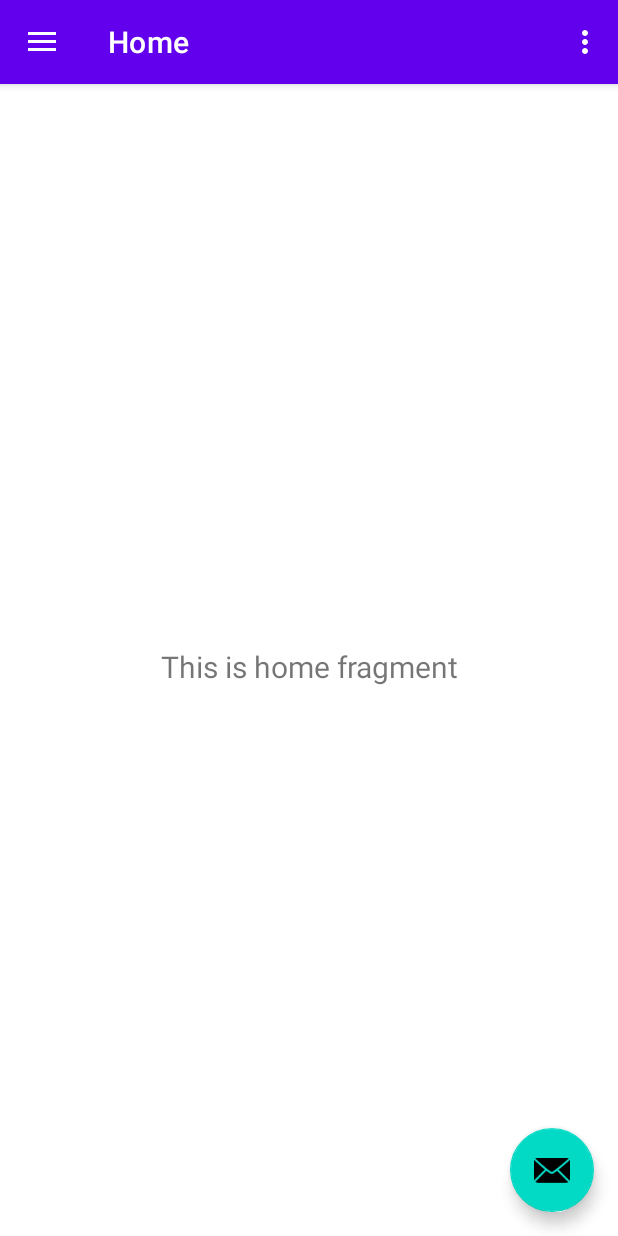
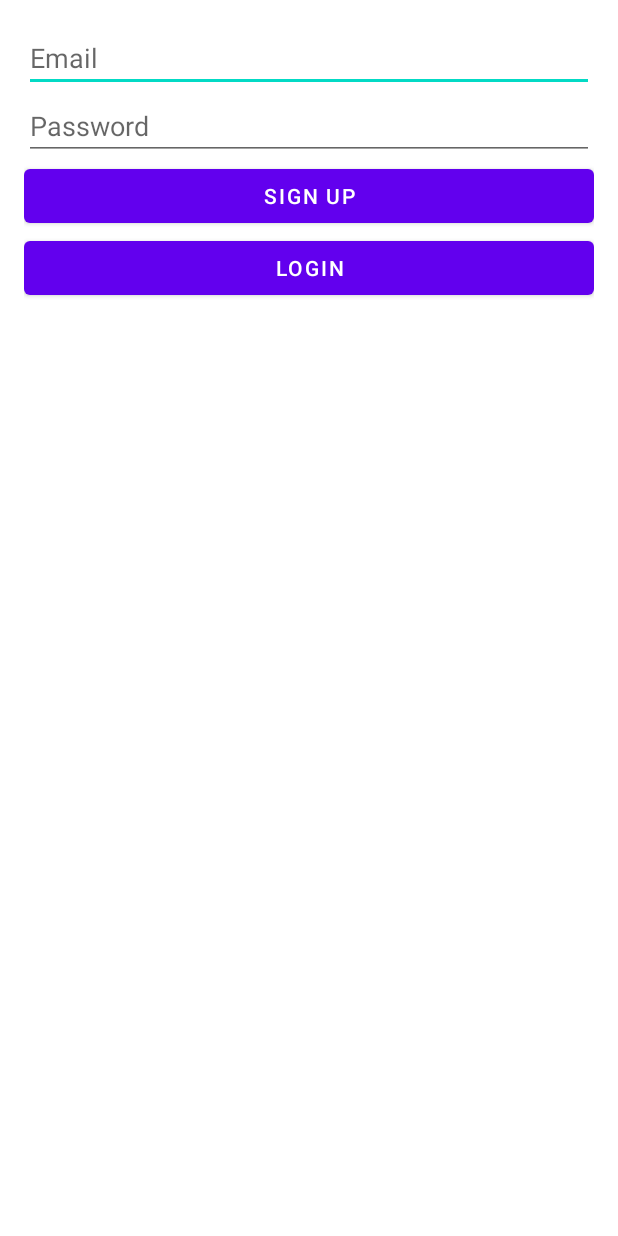
Before and after one commit to chisroxana31/HabitBurtsApp, an Android app: the screen it shows after launch (MainActivity), on a phone screen of 412 x 824 dp. Run offline under Robolectric (Android 15) with nearby library versions, the light colour scheme and no system bars; our stand-ins replace Firebase (no records; nobody signed in at launch, a user with empty details on screens opened directly).

Commit message:
Login and Signup setup

```diff
--- a/app/src/main/java/com/example/habitburtsapp/MainActivity.java
+++ b/app/src/main/java/com/example/habitburtsapp/MainActivity.java
@@ -1,66 +1,70 @@
 package com.example.habitburtsapp;
 
 import android.os.Bundle;
-import android.view.View;
-import android.view.Menu;
+import android.widget.Button;
+import android.widget.EditText;
+import android.widget.Toast;
+import androidx.appcompat.app.AppCompatActivity;
+import com.google.firebase.auth.FirebaseAuth;
+import com.google.firebase.auth.FirebaseUser;
 
-import com.google.android.material.snackbar.Snackbar;
-import com.google.android.material.navigation.NavigationView;
-
-import androidx.navigation.NavController;
-import androidx.navigation.Navigation;
-import androidx.navigation.ui.AppBarConfiguration;
-import androidx.navigation.ui.NavigationUI;
-import androidx.drawerlayout.widget.DrawerLayout;
-import androidx.appcompat.app.AppCompatActivity;
-
-import com.example.habitburtsapp.databinding.ActivityMainBinding;
+import java.util.Objects;
 
 public class MainActivity extends AppCompatActivity {
-
-    private AppBarConfiguration mAppBarConfiguration;
-    private ActivityMainBinding binding;
+    private FirebaseAuth auth;
 
     @Override
     protected void onCreate(Bundle savedInstanceState) {
         super.onCreate(savedInstanceState);
+        setContentView(R.layout.activity_main);
 
-        binding = ActivityMainBinding.inflate(getLayoutInflater());
-        setContentView(binding.getRoot());
+        // Initialize Firebase Auth
+        auth = FirebaseAuth.getInstance();
+        // Connect UI components to Java variables
+        EditText emailField = findViewById(R.id.emailField);
+        EditText passwordField = findViewById(R.id.passwordField);
+        Button signUpButton = findViewById(R.id.signUpButton);
+        Button loginButton = findViewById(R.id.loginButton);
 
-        setSupportActionBar(binding.appBarMain.toolbar);
-        binding.appBarMain.fab.setOnClickListener(new View.OnClickListener() {
-            @Override
-            public void onClick(View view) {
-                Snackbar.make(view, "Replace with your own action", Snackbar.LENGTH_LONG)
-                        .setAction("Action", null)
-                        .setAnchorView(R.id.fab).show();
-            }
-        });
-        DrawerLayout drawer = binding.drawerLayout;
-        NavigationView navigationView = binding.navView;
-        // Passing each menu ID as a set of Ids because each
-        // menu should be considered as top level destinations.
-        mAppBarConfiguration = new AppBarConfiguration.Builder(
-                R.id.nav_home, R.id.nav_gallery, R.id.nav_slideshow)
-                .setOpenableLayout(drawer)
-                .build();
-        NavController navController = Navigation.findNavController(this, R.id.nav_host_fragment_content_main);
-        NavigationUI.setupActionBarWithNavController(this, navController, mAppBarConfiguration);
-        NavigationUI.setupWithNavController(navigationView, navController);
+        // Set click listeners for the buttons
+        signUpButton.setOnClickListener(v -> createUser(emailField.getText().toString(), passwordField.getText().toString()));
+        loginButton.setOnClickListener(v -> loginUser(emailField.getText().toString(), passwordField.getText().toString()));
+
     }
 
-    @Override
-    public boolean onCreateOptionsMenu(Menu menu) {
-        // Inflate the menu; this adds items to the action bar if it is present.
-        getMenuInflater().inflate(R.menu.main, menu);
-        return true;
+    private void createUser(String email, String password) {
+        auth.createUserWithEmailAndPassword(email, password)
+                .addOnCompleteListener(this, task -> {
+                    if (task.isSuccessful()) {
+                        // Sign-up success
+                        FirebaseUser user = auth.getCurrentUser();
+                        assert user != null;
+                        Toast.makeText(MainActivity.this, "User created: " + user.getEmail(), Toast.LENGTH_SHORT).show();
+                    } else {
+                        // Sign-up failure
+                        Toast.makeText(MainActivity.this, "Authentication failed: " + Objects.requireNonNull(task.getException()).getMessage(), Toast.LENGTH_SHORT).show();
+                    }
+                });
     }
 
-    @Override
-    public boolean onSupportNavigateUp() {
-        NavController navController = Navigation.findNavController(this, R.id.nav_host_fragment_content_main);
-        return NavigationUI.navigateUp(navController, mAppBarConfiguration)
-                || super.onSupportNavigateUp();
+    private void loginUser(String email, String password) {
+        auth.signInWithEmailAndPassword(email, password)
+                .addOnCompleteListener(this, task -> {
+                    if (task.isSuccessful()) {
+                        // Login success
+                        FirebaseUser user = auth.getCurrentUser();
+                        assert user != null;
+                        Toast.makeText(MainActivity.this, "Welcome: " + user.getEmail(), Toast.LENGTH_SHORT).show();
+                    } else {
+                        // Login failure
+                        Toast.makeText(MainActivity.this, "Login failed: " + Objects.requireNonNull(task.getException()).getMessage(), Toast.LENGTH_SHORT).show();
+                    }
+                });
     }
+
+    private void logoutUser() {
+        auth.signOut();
+        Toast.makeText(MainActivity.this, "Logged out successfully", Toast.LENGTH_SHORT).show();
+    }
+
 }
--- a/app/src/main/res/layout/activity_main.xml
+++ b/app/src/main/res/layout/activity_main.xml
@@ -1,25 +1,34 @@
-<?xml version="1.0" encoding="utf-8"?>
-<androidx.drawerlayout.widget.DrawerLayout xmlns:android="http://schemas.android.com/apk/res/android"
-    xmlns:app="http://schemas.android.com/apk/res-auto"
-    xmlns:tools="http://schemas.android.com/tools"
-    android:id="@+id/drawer_layout"
+<LinearLayout
+    xmlns:android="http://schemas.android.com/apk/res/android"
     android:layout_width="match_parent"
     android:layout_height="match_parent"
-    android:fitsSystemWindows="true"
-    tools:openDrawer="start">
+    android:orientation="vertical"
+    android:padding="16dp">
 
-    <include
-        android:id="@+id/app_bar_main"
-        layout="@layout/app_bar_main"
+    <EditText
+        android:id="@+id/emailField"
         android:layout_width="match_parent"
-        android:layout_height="match_parent" />
+        android:layout_height="wrap_content"
+        android:hint="@string/email"
+        android:inputType="textEmailAddress" />
 
-    <com.google.android.material.navigation.NavigationView
-        android:id="@+id/nav_view"
-        android:layout_width="wrap_content"
-        android:layout_height="match_parent"
-        android:layout_gravity="start"
-        android:fitsSystemWindows="true"
-        app:headerLayout="@layout/nav_header_main"
-        app:menu="@menu/activity_main_drawer" />
-</androidx.drawerlayout.widget.DrawerLayout>
+    <EditText
+        android:id="@+id/passwordField"
+        android:layout_width="match_parent"
+        android:layout_height="wrap_content"
+        android:hint="@string/password"
+        android:inputType="textPassword" />
+
+    <Button
+        android:id="@+id/signUpButton"
+        android:layout_width="match_parent"
+        android:layout_height="wrap_content"
+        android:text="Sign Up" />
+
+    <Button
+        android:id="@+id/loginButton"
+        android:layout_width="match_parent"
+        android:layout_height="wrap_content"
+        android:text="Login" />
+
+</LinearLayout>
--- a/app/src/main/res/values/strings.xml
+++ b/app/src/main/res/values/strings.xml
@@ -10,4 +10,6 @@
     <string name="menu_home">Home</string>
     <string name="menu_gallery">Gallery</string>
     <string name="menu_slideshow">Slideshow</string>
+    <string name="email">Email</string>
+    <string name="password">Password</string>
 </resources>
--- a/settings.gradle.kts
+++ b/settings.gradle.kts
@@ -11,6 +11,9 @@ pluginManagement {
         gradlePluginPortal()
     }
 }
+plugins {
+    id("org.gradle.toolchains.foojay-resolver-convention") version "0.8.0"
+}
 dependencyResolutionManagement {
     repositoriesMode.set(RepositoriesMode.FAIL_ON_PROJECT_REPOS)
     repositories {
```
Also changed, not shown: app/build.gradle.kts (+12 -2 lines), build.gradle.kts (+8 -1 lines), gradle/libs.versions.toml (+10 -1 lines), 1 other file.
